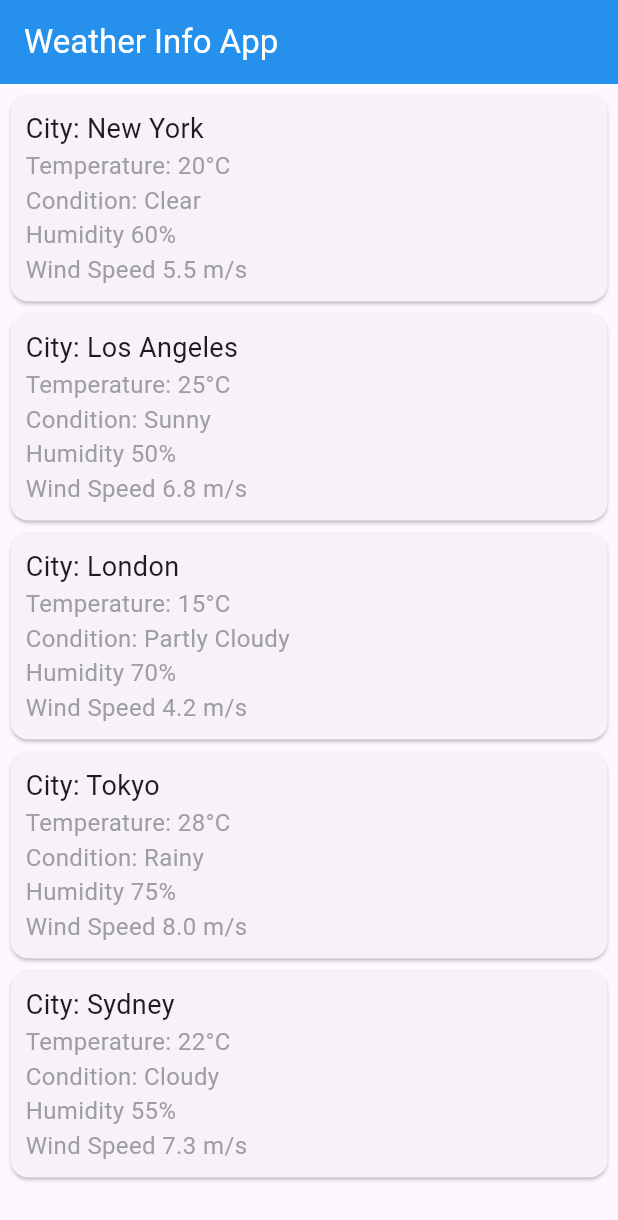
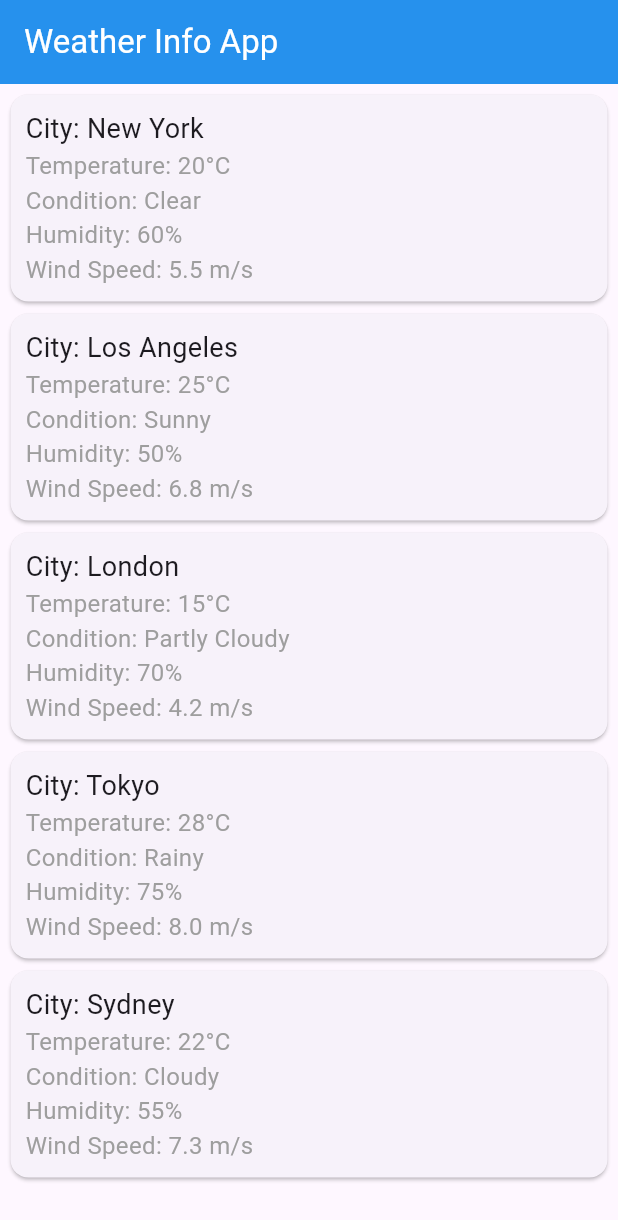
Before and after one commit to sajidrec/flutter_module_14_live_test, a Flutter app: the screen it shows after launch, on a phone screen of 412 x 824 dp. Shown: the top 1220 px of the screen. Run offline on Flutter 3.47's test engine with Material 3 defaults, Android fonts, the phone set to English and light mode, and no system bars.

Commit message:
refactor code

```diff
--- a/lib/home_screen.dart
+++ b/lib/home_screen.dart
@@ -30,6 +30,14 @@ class _HomePageState extends State<HomePage> {
         child: ListView.builder(
           itemCount: weatherDataList.length,
           itemBuilder: (context, index) {
+            return buildCard(index);
+          },
+        ),
+      ),
+    );
+  }
+
+  Card buildCard(int index) {
     return Card(
       child: Padding(
         padding: const EdgeInsets.all(10.0),
@@ -49,20 +57,16 @@ class _HomePageState extends State<HomePage> {
               style: const TextStyle(color: Colors.grey, fontSize: 16),
             ),
             Text(
-                      "Humidity ${weatherDataList[index]["humidity"]}%",
+              "Humidity: ${weatherDataList[index]["humidity"]}%",
               style: const TextStyle(color: Colors.grey, fontSize: 16),
             ),
             Text(
-                      "Wind Speed ${weatherDataList[index]["windSpeed"]} m/s",
+              "Wind Speed: ${weatherDataList[index]["windSpeed"]} m/s",
               style: const TextStyle(color: Colors.grey, fontSize: 16),
             ),
           ],
         ),
       ),
     );
-          },
-        ),
-      ),
-    );
   }
 }
```
Lines whose indentation alone changed are shown as unchanged.
